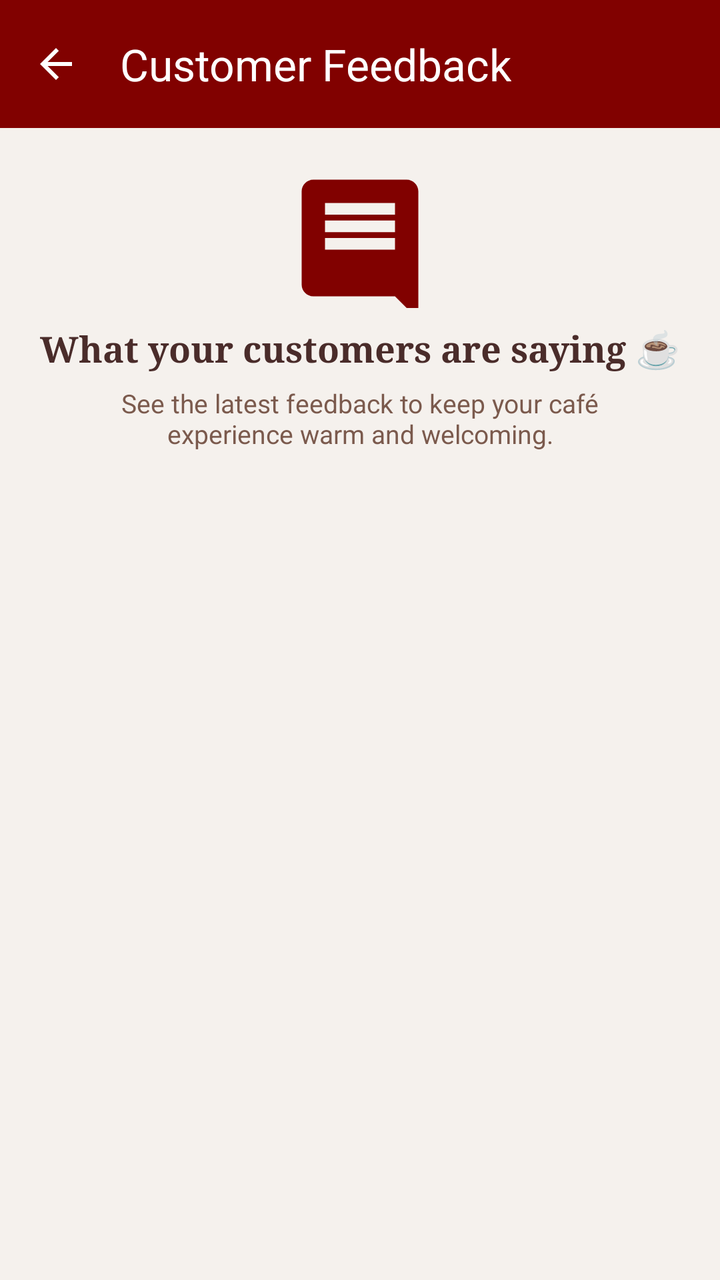
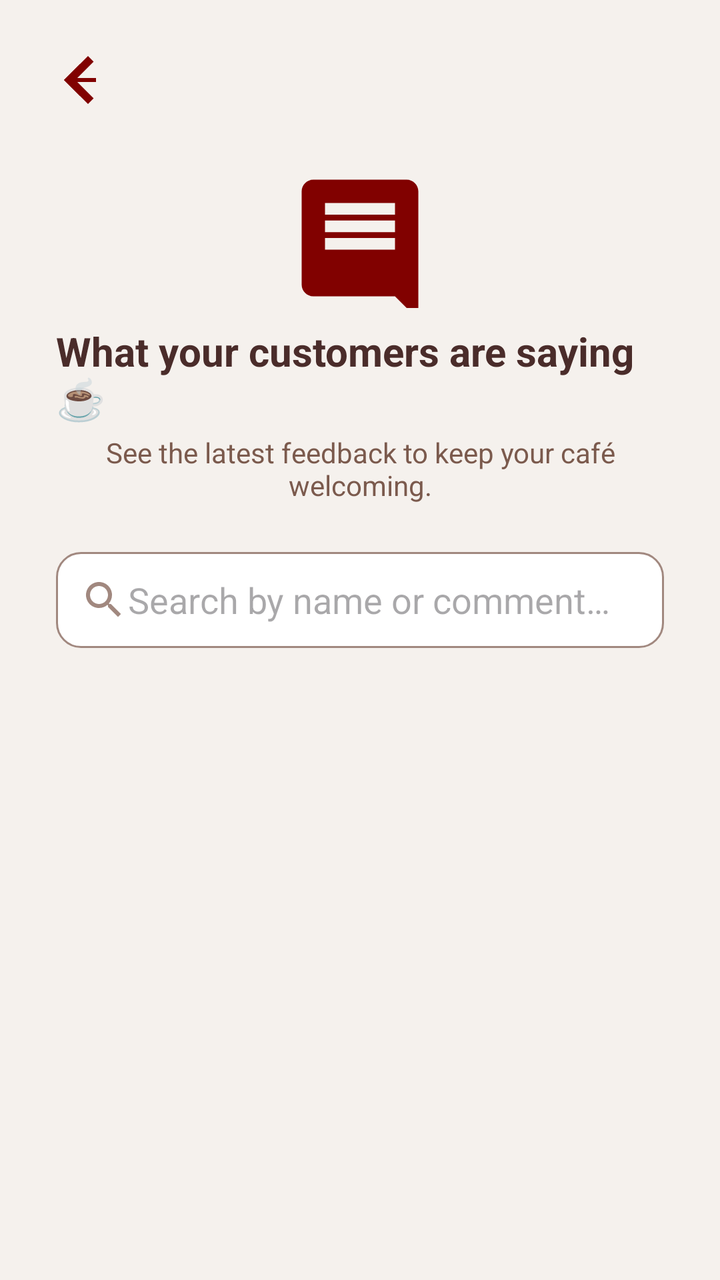

Before-and-after screenshots of an Android layout around one commit, followed by the original layout XML and the change that was made.
<!-- AndroidManifest.xml: application theme Theme.CafeShopAssignment -->
<!-- res/layout/activity_view_reviews.xml -->
<?xml version="1.0" encoding="utf-8"?>
<LinearLayout xmlns:android="http://schemas.android.com/apk/res/android"
    xmlns:app="http://schemas.android.com/apk/res-auto"
    android:orientation="vertical"
    android:layout_width="match_parent"
    android:layout_height="match_parent"
    android:background="#F5F1ED">


    <androidx.appcompat.widget.Toolbar
        android:id="@+id/adminToolbar"
        android:layout_width="match_parent"
        android:layout_height="?attr/actionBarSize"
        android:background="#810100"
        app:title="Customer Feedback"
        app:titleTextColor="@android:color/white"
        app:navigationIcon="@drawable/ic_arrow_back_white" />


    <LinearLayout
        android:layout_width="match_parent"
        android:layout_height="wrap_content"
        android:orientation="vertical"
        android:gravity="center_horizontal"
        android:padding="20dp">

        <ImageView
            android:layout_width="70dp"
            android:layout_height="70dp"
            android:layout_marginBottom="8dp"
            android:contentDescription="Feedback Icon"
            android:src="@drawable/ic_feedback"
            app:tint="#810100" />

        <TextView
            android:id="@+id/reviewTitle"
            android:layout_width="wrap_content"
            android:layout_height="wrap_content"
            android:text="What your customers are saying ☕"
            android:textColor="#4A2C2A"
            android:textSize="18sp"
            android:textStyle="bold"
            android:fontFamily="serif" />

        <TextView
            android:layout_width="wrap_content"
            android:layout_height="wrap_content"
            android:text="See the latest feedback to keep your café experience warm and welcoming."
            android:textColor="#7B5A4D"
            android:textSize="13sp"
            android:gravity="center"
            android:layout_marginTop="6dp"
            android:layout_marginBottom="10dp"
            android:layout_marginHorizontal="20dp" />
    </LinearLayout>


    <androidx.recyclerview.widget.RecyclerView
        android:id="@+id/reviewsRecyclerView"
        android:layout_width="match_parent"
        android:layout_height="0dp"
        android:layout_weight="1"
        android:padding="12dp"
        android:clipToPadding="false"
        android:overScrollMode="never"
        android:scrollbars="none"
        android:layout_marginBottom="12dp" />

</LinearLayout>
<!-- resources referenced by this layout -->
<resources>
  <!-- drawable ic_arrow_back_white (drawable) -->
  <vector xmlns:android="http://schemas.android.com/apk/res/android"
      android:width="24dp"
      android:height="24dp"
      android:viewportWidth="24"
      android:viewportHeight="24">
      <path
          android:fillColor="@android:color/white"
          android:pathData="M20,11H7.83l5.59,-5.59L12,4l-8,8 8,8 1.41,-1.41L7.83,13H20v-2z"/>
  </vector>
  <!-- drawable ic_feedback (drawable) -->
  <vector xmlns:android="http://schemas.android.com/apk/res/android"
      android:width="48dp"
      android:height="48dp"
      android:viewportWidth="24"
      android:viewportHeight="24">
      <path
          android:fillColor="#FFFFFF"
          android:pathData="M20,2H4C2.9,2 2,2.9 2,4v16c0,1.1 0.9,2 2,2h14l4,4V4C22,2.9 21.1,2 20,2zM18,14H6v-2h12v2zm0,-3H6V9h12v2zm0,-3H6V6h12v2z"/>
  </vector>
  <style name="Theme.CafeShopAssignment" parent="Base.Theme.CafeShopAssignment" />
  <style name="Base.Theme.CafeShopAssignment" parent="Theme.Material3.DayNight.NoActionBar">
          
          
      </style>
</resources>

<!-- the commit's change to res/layout/activity_view_reviews.xml (unified diff, before → after) -->
@@ -1,20 +1,23 @@
 <?xml version="1.0" encoding="utf-8"?>
-<LinearLayout xmlns:android="http://schemas.android.com/apk/res/android"
+<LinearLayout
+    xmlns:android="http://schemas.android.com/apk/res/android"
     xmlns:app="http://schemas.android.com/apk/res-auto"
-    android:orientation="vertical"
     android:layout_width="match_parent"
     android:layout_height="match_parent"
-    android:background="#F5F1ED">
+    android:orientation="vertical"
+    android:background="#F5F1ED"
+    android:padding="16dp">
 
 
-    <androidx.appcompat.widget.Toolbar
-        android:id="@+id/adminToolbar"
-        android:layout_width="match_parent"
-        android:layout_height="?attr/actionBarSize"
-        android:background="#810100"
-        app:title="Customer Feedback"
-        app:titleTextColor="@android:color/white"
-        app:navigationIcon="@drawable/ic_arrow_back_white" />
+    <ImageButton
+        android:id="@+id/backButtonFeedback"
+        android:layout_width="48dp"
+        android:layout_height="48dp"
+        android:background="@drawable/ic_back_arrow"
+        android:padding="10dp"
+        android:src="@drawable/ic_arrow_back_white"
+        app:tint="#810100"
+        android:layout_marginBottom="8dp"/>
 
 
     <LinearLayout
@@ -22,15 +25,14 @@
         android:layout_height="wrap_content"
         android:orientation="vertical"
         android:gravity="center_horizontal"
-        android:padding="20dp">
+        android:padding="12dp">
 
         <ImageView
             android:layout_width="70dp"
             android:layout_height="70dp"
-            android:layout_marginBottom="8dp"
-            android:contentDescription="Feedback Icon"
             android:src="@drawable/ic_feedback"
-            app:tint="#810100" />
+            app:tint="#810100"
+            android:layout_marginBottom="8dp"/>
 
         <TextView
             android:id="@+id/reviewTitle"
@@ -38,32 +40,32 @@
             android:layout_height="wrap_content"
             android:text="What your customers are saying ☕"
             android:textColor="#4A2C2A"
-            android:textSize="18sp"
-            android:textStyle="bold"
-            android:fontFamily="serif" />
+            android:textSize="20sp"
+            android:textStyle="bold"/>
 
         <TextView
             android:layout_width="wrap_content"
             android:layout_height="wrap_content"
-            android:text="See the latest feedback to keep your café experience warm and welcoming."
+            android:text="See the latest feedback to keep your café welcoming."
             android:textColor="#7B5A4D"
-            android:textSize="13sp"
             android:gravity="center"
-            android:layout_marginTop="6dp"
-            android:layout_marginBottom="10dp"
-            android:layout_marginHorizontal="20dp" />
+            android:layout_marginTop="4dp"/>
     </LinearLayout>
 
+    <EditText
+        android:id="@+id/reviewSearchInput"
+        android:layout_width="match_parent"
+        android:layout_height="48dp"
+        android:hint="Search by name or comment…"
+        android:drawableStart="@drawable/ic_search"
+        android:background="@drawable/search_background"
+        android:padding="12dp"
+        android:layout_margin="12dp"/>
 
     <androidx.recyclerview.widget.RecyclerView
         android:id="@+id/reviewsRecyclerView"
         android:layout_width="match_parent"
         android:layout_height="0dp"
         android:layout_weight="1"
-        android:padding="12dp"
-        android:clipToPadding="false"
-        android:overScrollMode="never"
-        android:scrollbars="none"
-        android:layout_marginBottom="12dp" />
-
+        android:padding="12dp"/>
 </LinearLayout>
<!-- resource entries referenced after the edit -->
@@ -10,6 +10,16 @@
           android:fillColor="@android:color/white"
           android:pathData="M20,11H7.83l5.59,-5.59L12,4l-8,8 8,8 1.41,-1.41L7.83,13H20v-2z"/>
   </vector>
+  <!-- drawable ic_back_arrow (drawable) -->
+  <vector xmlns:android="http://schemas.android.com/apk/res/android"
+      android:width="24dp"
+      android:height="24dp"
+      android:viewportHeight="24"
+      android:viewportWidth="24">
+      <path
+          android:fillColor="#810100"
+          android:pathData="M15.41 7.41L14 6l-6 6 6 6 1.41-1.41L10.83 12z"/>
+  </vector>
   <!-- drawable ic_feedback (drawable) -->
   <vector xmlns:android="http://schemas.android.com/apk/res/android"
       android:width="48dp"
@@ -20,6 +30,47 @@
           android:fillColor="#FFFFFF"
           android:pathData="M20,2H4C2.9,2 2,2.9 2,4v16c0,1.1 0.9,2 2,2h14l4,4V4C22,2.9 21.1,2 20,2zM18,14H6v-2h12v2zm0,-3H6V9h12v2zm0,-3H6V6h12v2z"/>
   </vector>
+  <!-- drawable ic_search (drawable) -->
+  <?xml version="1.0" encoding="utf-8"?>
+  <vector xmlns:android="http://schemas.android.com/apk/res/android"
+      android:width="24dp"
+      android:height="24dp"
+      android:viewportWidth="24"
+      android:viewportHeight="24">
+  
+      <path
+          android:fillColor="#A1887F"
+          android:pathData="M15.5,14h-0.79l-0.28,-0.27
+              C15.41,12.59 16,11.11 16,9.5
+              16,5.91 13.09,3 9.5,3
+              5.91,3 3,5.91 3,9.5
+              3,13.09 5.91,16 9.5,16
+              11.11,16 12.59,15.41 13.73,14.43l0.27,0.28v0.79
+              l5,4.99L20.49,19l-4.99,-5zm-6,0
+              C7.01,14 5,11.99 5,9.5
+              5,7.01 7.01,5 9.5,5
+              11.99,5 14,7.01 14,9.5
+              14,11.99 11.99,14 9.5,14z"/>
+  </vector>
+  <!-- drawable search_background (drawable) -->
+  <?xml version="1.0" encoding="utf-8"?>
+  <shape xmlns:android="http://schemas.android.com/apk/res/android"
+      android:shape="rectangle">
+  
+      <solid android:color="#FFFFFF"/>
+  
+      <corners android:radius="12dp"/>
+  
+      <stroke
+          android:width="1dp"
+          android:color="#A1887F"/>
+  
+      <padding
+          android:left="12dp"
+          android:right="12dp"
+          android:top="10dp"
+          android:bottom="10dp"/>
+  </shape>
   <style name="Theme.CafeShopAssignment" parent="Base.Theme.CafeShopAssignment" />
   <style name="Base.Theme.CafeShopAssignment" parent="Theme.Material3.DayNight.NoActionBar">
           
